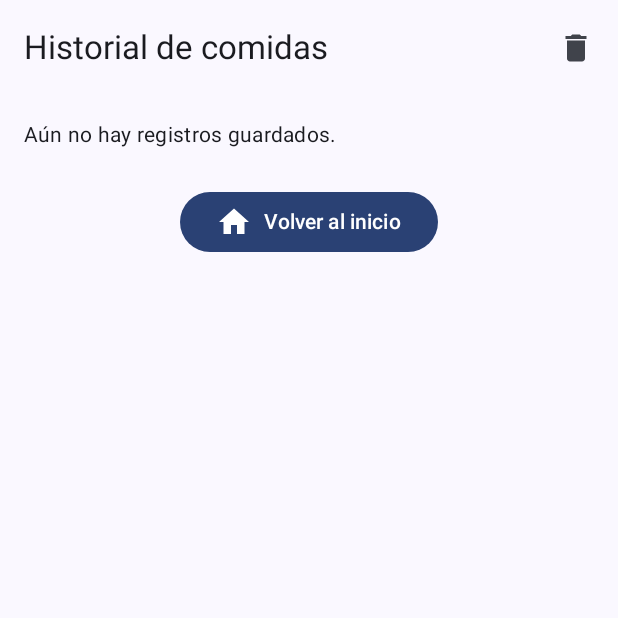
After one commit to Sebastiansaldana08/Desarrollo_moviles_ProyectoFinal, an Android app built with Jetpack Compose: the composable HistoryScreen shown on its own in the app's theme, on a phone screen of 412 x 824 dp, the top half of it. The commit adds this screen. Run offline under Robolectric (Android 15) with nearby library versions, the phone set to English and light mode, and no system bars; our stand-ins replace Room's generated code.

Commit message:
funcionalidades check

```diff
--- /dev/null
+++ b/app/src/main/java/com/upch/proyectfinal/detection/ApiKey.kt
@@ -0,0 +1,5 @@
+package com.upch.proyectfinal.detection
+
+object ApiKey {
+    const val LANDING_API_KEY = "Basic bmRtaGtnNzIweGY3cTVuenB0ZGxwOkxMMmszRjdUa255MFV6MDZERk0yNzNXeUxFYWNlVUZz"
+}
--- /dev/null
+++ b/app/src/main/java/com/upch/proyectfinal/detection/FoodLogDao.kt
@@ -0,0 +1,19 @@
+package com.upch.proyectfinal.history
+
+import androidx.room.Dao
+import androidx.room.Insert
+import androidx.room.Query
+import kotlinx.coroutines.flow.Flow
+
+@Dao
+interface FoodLogDao {
+
+    @Insert
+    suspend fun insert(log: FoodLog)
+
+    @Query("SELECT * FROM FoodLog ORDER BY dateTime DESC")
+    fun getAll(): Flow<List<FoodLog>>
+
+    @Query("DELETE FROM FoodLog")
+    suspend fun deleteAll()
+}
--- /dev/null
+++ b/app/src/main/java/com/upch/proyectfinal/detection/FoodLogDatabase.kt
@@ -0,0 +1,29 @@
+package com.upch.proyectfinal.history
+
+import android.content.Context
+import androidx.room.Database
+import androidx.room.Room
+import androidx.room.RoomDatabase
+
+@Database(entities = [FoodLog::class], version = 1, exportSchema = false)
+abstract class FoodLogDatabase : RoomDatabase() {
+
+    abstract fun foodLogDao(): FoodLogDao
+
+    companion object {
+        @Volatile
+        private var INSTANCE: FoodLogDatabase? = null
+
+        fun getInstance(context: Context): FoodLogDatabase {
+            return INSTANCE ?: synchronized(this) {
+                val instance = Room.databaseBuilder(
+                    context.applicationContext,
+                    FoodLogDatabase::class.java,
+                    "food_log_database"
+                ).build()
+                INSTANCE = instance
+                instance
+            }
+        }
+    }
+}
--- /dev/null
+++ b/app/src/main/java/com/upch/proyectfinal/detection/HistoryScreen.kt
@@ -0,0 +1,119 @@
+package com.upch.proyectfinal.history
+
+import androidx.compose.foundation.layout.*
+import androidx.compose.foundation.lazy.LazyColumn
+import androidx.compose.foundation.lazy.items
+import androidx.compose.material.icons.Icons
+import androidx.compose.material.icons.filled.Delete
+import androidx.compose.material.icons.filled.Home
+import androidx.compose.material3.*
+import androidx.compose.runtime.*
+import androidx.compose.ui.Alignment
+import androidx.compose.ui.Modifier
+import androidx.compose.ui.platform.LocalContext
+import androidx.compose.ui.unit.dp
+import androidx.navigation.NavController
+import kotlinx.coroutines.Dispatchers
+import kotlinx.coroutines.flow.first
+import kotlinx.coroutines.launch
+import kotlinx.coroutines.withContext
+
+@OptIn(ExperimentalMaterial3Api::class)
+@Composable
+fun HistoryScreen(navController: NavController) {
+    val context = LocalContext.current
+    var logs by remember { mutableStateOf<List<FoodLog>>(emptyList()) }
+    var showDialog by remember { mutableStateOf(false) }
+    val coroutineScope = rememberCoroutineScope()
+
+    // Cargar historial al iniciar
+    LaunchedEffect(true) {
+        withContext(Dispatchers.IO) {
+            val dao = FoodLogDatabase.getInstance(context).foodLogDao()
+            logs = dao.getAll().first()
+        }
+    }
+
+    Scaffold(
+        topBar = {
+            TopAppBar(
+                title = { Text("Historial de comidas") },
+                actions = {
+                    IconButton(onClick = { showDialog = true }) {
+                        Icon(Icons.Default.Delete, contentDescription = "Eliminar historial")
+                    }
+                }
+            )
+        }
+    ) { innerPadding ->
+        Column(
+            modifier = Modifier
+                .padding(innerPadding)
+                .padding(16.dp)
+                .fillMaxSize()
+        ) {
+            if (logs.isEmpty()) {
+                Text("Aún no hay registros guardados.", style = MaterialTheme.typography.bodyMedium)
+            } else {
+                LazyColumn(modifier = Modifier.weight(1f)) {
+                    items(logs) { log ->
+                        Card(
+                            modifier = Modifier
+                                .fillMaxWidth()
+                                .padding(vertical = 6.dp),
+                            elevation = CardDefaults.cardElevation(2.dp)
+                        ) {
+                            Column(modifier = Modifier.padding(16.dp)) {
+                                Text("🕒 ${log.dateTime}", style = MaterialTheme.typography.labelMedium)
+                                Spacer(modifier = Modifier.height(4.dp))
+                                Text("🍽 ${log.foodLabel}", style = MaterialTheme.typography.bodyLarge)
+                                Text("🔥 ${log.calories} kcal", style = MaterialTheme.typography.bodyMedium)
+                            }
+                        }
+                    }
+                }
+            }
+
+            Spacer(modifier = Modifier.height(24.dp))
+
+            Button(
+                onClick = { navController.navigate("home") },
+                modifier = Modifier.align(Alignment.CenterHorizontally)
+            ) {
+                Icon(Icons.Default.Home, contentDescription = "Inicio")
+                Spacer(Modifier.width(8.dp))
+                Text("Volver al inicio")
+            }
+        }
+
+        if (showDialog) {
+            AlertDialog(
+                onDismissRequest = { showDialog = false },
+                title = { Text("¿Eliminar historial?") },
+                text = { Text("Esta acción eliminará todos los registros de comidas guardados.") },
+                confirmButton = {
+                    TextButton(onClick = {
+                        showDialog = false
+                        coroutineScope.launch {
+                            withContext(Dispatchers.IO) {
+                                val dao = FoodLogDatabase.getInstance(context).foodLogDao()
+                                dao.deleteAll()
+                                val updatedLogs = dao.getAll().first()
+                                withContext(Dispatchers.Main) {
+                                    logs = updatedLogs
+                                }
+                            }
+                        }
+                    }) {
+                        Text("Eliminar")
+                    }
+                },
+                dismissButton = {
+                    TextButton(onClick = { showDialog = false }) {
+                        Text("Cancelar")
+                    }
+                }
+            )
+        }
+    }
+}
--- a/app/src/main/java/com/upch/proyectfinal/navigation/AppNavHost.kt
+++ b/app/src/main/java/com/upch/proyectfinal/navigation/AppNavHost.kt
@@ -8,15 +8,13 @@ import com.upch.proyectfinal.auth.LoginScreen
 import com.upch.proyectfinal.auth.RegisterScreen
 import com.upch.proyectfinal.home.HomeScreen
 import com.upch.proyectfinal.profile.ProfileScreen // <-- Importa esta pantalla
-import com.upch.proyectfinal.profile.BMIScreen
 
 @Composable
 fun AppNavHost(navController: NavHostController, startDestination: String = "login") {
     NavHost(navController = navController, startDestination = startDestination) {
         composable("login") { LoginScreen(navController) }
         composable("register") { RegisterScreen(navController) }
-        composable("profile") { ProfileScreen(navController) }
-        composable("home") { HomeScreen(navController) } // ← CORRECTO
-        composable("bmi") { BMIScreen(navController) }    // ← También debes tener esta línea
+        composable("profile") { ProfileScreen(navController) } // <-- Añadido
+        composable("home") { HomeScreen() }
     }
 }
```
Also changed, not shown: app/build.gradle.kts (+14 -0 lines), app/src/main/java/com/upch/proyectfinal/detection/CameraScreen.kt (added, +67 -0 lines), app/src/main/java/com/upch/proyectfinal/detection/DetectionService.kt (added, +27 -0 lines), app/src/main/java/com/upch/proyectfinal/detection/FoodItem.kt (added, +8 -0 lines), app/src/main/java/com/upch/proyectfinal/detection/FoodLog.kt (added, +12 -0 lines), app/src/main/java/com/upch/proyectfinal/detection/ResultScreen.kt (added, +142 -0 lines), app/src/main/java/com/upch/proyectfinal/home/HomeScreen.kt (+4 -13 lines).
